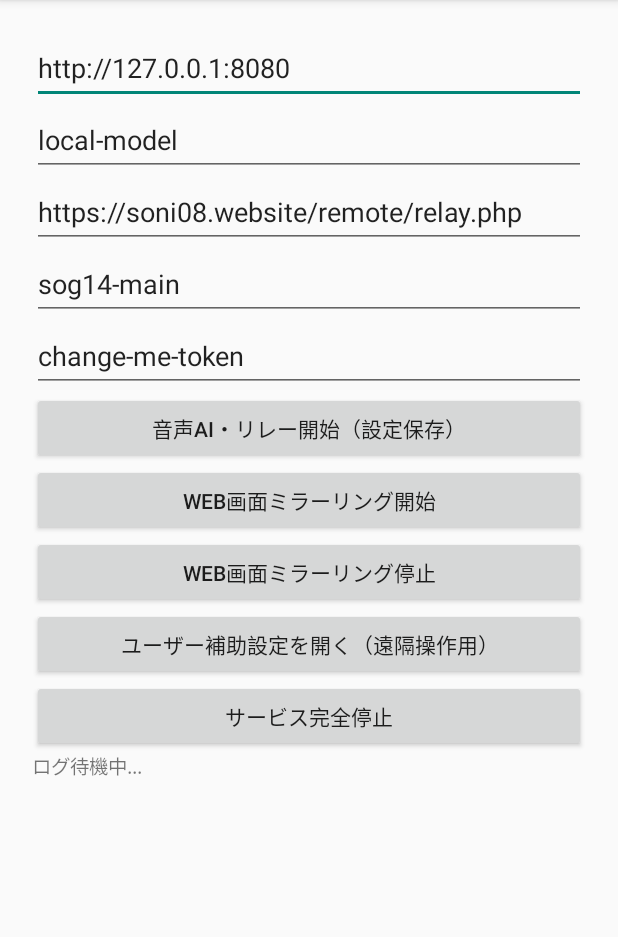
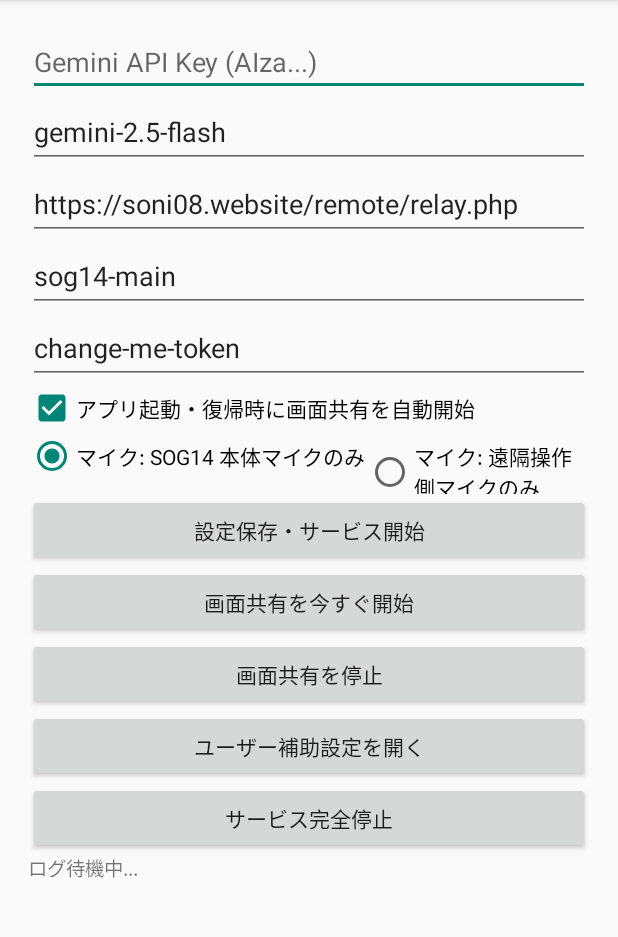
Before and after one commit to ns08/AI_SOG14, an Android app: the screen it shows after launch (MainActivity), on a phone screen of 412 x 824 dp, the part 84-1021 px from its top. Run offline under Robolectric (Android 15) with nearby library versions, the phone set to English and light mode, and no system bars; 4 statements that could not run were skipped.

Commit message:
Add files via upload

```diff
--- a/app/src/main/java/com/soni08/morseai/ui/MainActivity.kt
+++ b/app/src/main/java/com/soni08/morseai/ui/MainActivity.kt
@@ -6,34 +6,42 @@ import android.content.BroadcastReceiver
 import android.content.Context
 import android.content.Intent
 import android.content.IntentFilter
-import android.content.pm.PackageManager
 import android.media.projection.MediaProjectionManager
 import android.os.Build
 import android.os.Bundle
 import android.provider.Settings
+import android.view.WindowManager
 import android.widget.Button
+import android.widget.CheckBox
 import android.widget.EditText
 import android.widget.LinearLayout
+import android.widget.RadioButton
+import android.widget.RadioGroup
 import android.widget.ScrollView
 import android.widget.TextView
 import androidx.activity.ComponentActivity
 import androidx.activity.result.contract.ActivityResultContracts
 import androidx.core.content.ContextCompat
 import com.soni08.morseai.service.AssistantForegroundService
+import com.soni08.morseai.service.MicInputMode
 
 class MainActivity : ComponentActivity() {
 
-    private lateinit var editLocalAiUrl: EditText
-    private lateinit var editLocalAiModel: EditText
+    private lateinit var editGeminiApiKey: EditText
+    private lateinit var editGeminiModel: EditText
     private lateinit var editRelayUrl: EditText
     private lateinit var editDeviceId: EditText
     private lateinit var editToken: EditText
+    private lateinit var checkAutoShare: CheckBox
+    private lateinit var radioMicGroup: RadioGroup
+    private lateinit var radioSog14Only: RadioButton
+    private lateinit var radioControllerOnly: RadioButton
     private lateinit var textLog: TextView
 
     private val permissionLauncher = registerForActivityResult(
         ActivityResultContracts.RequestMultiplePermissions()
     ) {
-        startAssistantService()
+        startAssistantService(requestAutoShare = checkAutoShare.isChecked)
     }
 
     private val screenCaptureLauncher = registerForActivityResult(
@@ -45,11 +53,13 @@ class MainActivity : ComponentActivity() {
                 action = AssistantForegroundService.ACTION_START_SCREEN_SHARE
                 putExtra(AssistantForegroundService.EXTRA_PROJECTION_RESULT_CODE, result.resultCode)
                 putExtra(AssistantForegroundService.EXTRA_PROJECTION_DATA, result.data)
-                putExtra(AssistantForegroundService.EXTRA_LOCAL_AI_URL, editLocalAiUrl.text.toString().trim())
-                putExtra(AssistantForegroundService.EXTRA_LOCAL_AI_MODEL, editLocalAiModel.text.toString().trim())
+                putExtra(AssistantForegroundService.EXTRA_GEMINI_API_KEY, editGeminiApiKey.text.toString().trim())
+                putExtra(AssistantForegroundService.EXTRA_GEMINI_MODEL, editGeminiModel.text.toString().trim())
                 putExtra(AssistantForegroundService.EXTRA_RELAY_URL, editRelayUrl.text.toString().trim())
                 putExtra(AssistantForegroundService.EXTRA_DEVICE_ID, editDeviceId.text.toString().trim())
                 putExtra(AssistantForegroundService.EXTRA_TOKEN, editToken.text.toString().trim())
+                putExtra(AssistantForegroundService.EXTRA_MIC_MODE, currentMicMode().wireValue)
+                putExtra(AssistantForegroundService.EXTRA_AUTO_SHARE_ON_START, checkAutoShare.isChecked)
             }
             if (Build.VERSION.SDK_INT >= Build.VERSION_CODES.O) {
                 startForegroundService(intent)
@@ -71,20 +81,31 @@ class MainActivity : ComponentActivity() {
     override fun onCreate(savedInstanceState: Bundle?) {
         super.onCreate(savedInstanceState)
 
+        if (Build.VERSION.SDK_INT >= Build.VERSION_CODES.O_MR1) {
+            setShowWhenLocked(true)
+            setTurnScreenOn(true)
+        } else {
+            @Suppress("DEPRECATION")
+            window.addFlags(
+                WindowManager.LayoutParams.FLAG_SHOW_WHEN_LOCKED or
+                    WindowManager.LayoutParams.FLAG_TURN_SCREEN_ON
+            )
+        }
+
         val prefs = getSharedPreferences("morse_voice_ai_prefs", Context.MODE_PRIVATE)
 
         val root = LinearLayout(this).apply {
             orientation = LinearLayout.VERTICAL
-            setPadding(32, 32, 32, 32)
+            setPadding(28, 28, 28, 28)
         }
 
-        editLocalAiUrl = EditText(this).apply {
-            hint = "ローカルAI URL"
-            setText(prefs.getString("local_ai_url", "http://127.0.0.1:8080"))
+        editGeminiApiKey = EditText(this).apply {
+            hint = "Gemini API Key (AIza...)"
+            setText(prefs.getString("gemini_api_key", ""))
         }
-        editLocalAiModel = EditText(this).apply {
-            hint = "ローカルAI モデル名"
-            setText(prefs.getString("local_ai_model", "local-model"))
+        editGeminiModel = EditText(this).apply {
+            hint = "Gemini モデル名 (例: gemini-2.5-flash)"
+            setText(prefs.getString("gemini_model", "gemini-2.5-flash"))
         }
         editRelayUrl = EditText(this).apply {
             hint = "リレーサーバー URL"
@@ -99,35 +120,60 @@ class MainActivity : ComponentActivity() {
             setText(prefs.getString("token", "change-me-token"))
         }
 
+        checkAutoShare = CheckBox(this).apply {
+            text = "アプリ起動・復帰時に画面共有を自動開始"
+            isChecked = prefs.getBoolean("auto_share_on_start", true)
+        }
+
+        val savedMode = MicInputMode.fromWire(prefs.getString("mic_mode", MicInputMode.SOG14_ONLY.wireValue))
+        radioSog14Only = RadioButton(this).apply {
+            id = 10001
+            text = "マイク: SOG14 本体マイクのみ"
+            isChecked = savedMode == MicInputMode.SOG14_ONLY
+        }
+        radioControllerOnly = RadioButton(this).apply {
+            id = 10002
+            text = "マイク: 遠隔操作側マイクのみ"
+            isChecked = savedMode == MicInputMode.CONTROLLER_ONLY
+        }
+        radioMicGroup = RadioGroup(this).apply {
+            orientation = RadioGroup.HORIZONTAL
+            addView(radioSog14Only)
+            addView(radioControllerOnly)
+            setOnCheckedChangeListener { _, _ ->
+                savePrefs()
+                pushMicModeToService()
+            }
+        }
+
         val btnStartService = Button(this).apply {
-            text = "音声AI・リレー開始（設定保存）"
+            text = "設定保存・サービス開始"
             setOnClickListener {
                 savePrefs()
-                requestPermissionsAndStart()
+                requestPermissionsAndStart(triggerShare = checkAutoShare.isChecked)
             }
         }
 
         val btnStartMirror = Button(this).apply {
-            text = "Web画面ミラーリング開始"
+            text = "画面共有を今すぐ開始"
             setOnClickListener {
                 savePrefs()
-                startAssistantService()
+                startAssistantService(requestAutoShare = false)
                 requestScreenCapturePermission()
             }
         }
 
         val btnStopMirror = Button(this).apply {
-            text = "Web画面ミラーリング停止"
+            text = "画面共有を停止"
             setOnClickListener {
-                val stopIntent = Intent(this@MainActivity, AssistantForegroundService::class.java).apply {
+                startService(Intent(this@MainActivity, AssistantForegroundService::class.java).apply {
                     action = AssistantForegroundService.ACTION_STOP_SCREEN_SHARE
-                }
-                startService(stopIntent)
+                })
             }
         }
 
         val btnAccessibility = Button(this).apply {
-            text = "ユーザー補助設定を開く（遠隔操作用）"
+            text = "ユーザー補助設定を開く"
             setOnClickListener {
                 startActivity(Intent(Settings.ACTION_ACCESSIBILITY_SETTINGS))
             }
@@ -136,10 +182,9 @@ class MainActivity : ComponentActivity() {
         val btnStopAll = Button(this).apply {
             text = "サービス完全停止"
             setOnClickListener {
-                val stopIntent = Intent(this@MainActivity, AssistantForegroundService::class.java).apply {
+                startService(Intent(this@MainActivity, AssistantForegroundService::class.java).apply {
                     action = AssistantForegroundService.ACTION_STOP
-                }
-                startService(stopIntent)
+                })
             }
         }
 
@@ -151,11 +196,13 @@ class MainActivity : ComponentActivity() {
             addView(textLog)
         }
 
-        root.addView(editLocalAiUrl)
-        root.addView(editLocalAiModel)
+        root.addView(editGeminiApiKey)
+        root.addView(editGeminiModel)
         root.addView(editRelayUrl)
         root.addView(editDeviceId)
         root.addView(editToken)
+        root.addView(checkAutoShare)
+        root.addView(radioMicGroup)
         root.addView(btnStartService)
         root.addView(btnStartMirror)
         root.addView(btnStopMirror)
@@ -168,7 +215,22 @@ class MainActivity : ComponentActivity() {
         ))
 
         setContentView(root)
-        requestPermissionsAndStart()
+        handleIncomingIntentAction(intent)
+        requestPermissionsAndStart(triggerShare = checkAutoShare.isChecked)
+    }
+
+    override fun onNewIntent(intent: Intent) {
+        super.onNewIntent(intent)
+        setIntent(intent)
+        handleIncomingIntentAction(intent)
+    }
+
+    private fun handleIncomingIntentAction(intent: Intent?) {
+        if (intent?.action == AssistantForegroundService.ACTION_REQUEST_SCREEN_SHARE_UI) {
+            if (!AssistantForegroundService.isScreenSharingActive()) {
+                requestScreenCapturePermission()
+            }
+        }
     }
 
     override fun onStart() {
@@ -190,17 +252,35 @@ class MainActivity : ComponentActivity() {
         super.onStop()
     }
 
+    private fun currentMicMode(): MicInputMode {
+        return if (radioControllerOnly.isChecked) MicInputMode.CONTROLLER_ONLY else MicInputMode.SOG14_ONLY
+    }
+
     private fun savePrefs() {
         getSharedPreferences("morse_voice_ai_prefs", Context.MODE_PRIVATE).edit()
-            .putString("local_ai_url", editLocalAiUrl.text.toString().trim())
-            .putString("local_ai_model", editLocalAiModel.text.toString().trim())
+            .putString("gemini_api_key", editGeminiApiKey.text.toString().trim())
+            .putString("gemini_model", editGeminiModel.text.toString().trim())
             .putString("relay_url", editRelayUrl.text.toString().trim())
             .putString("device_id", editDeviceId.text.toString().trim())
             .putString("token", editToken.text.toString().trim())
+            .putBoolean("auto_share_on_start", checkAutoShare.isChecked)
+            .putString("mic_mode", currentMicMode().wireValue)
             .apply()
     }
 
-    private fun requestPermissionsAndStart() {
+    private fun pushMicModeToService() {
+        val intent = Intent(this, AssistantForegroundService::class.java).apply {
+            action = AssistantForegroundService.ACTION_SET_MIC_MODE
+            putExtra(AssistantForegroundService.EXTRA_MIC_MODE, currentMicMode().wireValue)
+        }
+        if (Build.VERSION.SDK_INT >= Build.VERSION_CODES.O) {
+            startForegroundService(intent)
+        } else {
+            startService(intent)
+        }
+    }
+
+    private fun requestPermissionsAndStart(triggerShare: Boolean) {
         val perms = mutableListOf(
             Manifest.permission.RECORD_AUDIO,
             Manifest.permission.READ_PHONE_STATE,
@@ -219,19 +299,21 @@ class MainActivity : ComponentActivity() {
             ContextCompat.checkSelfPermission(this, it) != PackageManager.PERMISSION_GRANTED
         }
         if (missing.isEmpty()) {
-            startAssistantService()
+            startAssistantService(requestAutoShare = triggerShare)
         } else {
             permissionLauncher.launch(missing.toTypedArray())
         }
     }
 
-    private fun startAssistantService() {
+    private fun startAssistantService(requestAutoShare: Boolean) {
         val intent = Intent(this, AssistantForegroundService::class.java).apply {
-            putExtra(AssistantForegroundService.EXTRA_LOCAL_AI_URL, editLocalAiUrl.text.toString().trim())
-            putExtra(AssistantForegroundService.EXTRA_LOCAL_AI_MODEL, editLocalAiModel.text.toString().trim())
+            putExtra(AssistantForegroundService.EXTRA_GEMINI_API_KEY, editGeminiApiKey.text.toString().trim())
+            putExtra(AssistantForegroundService.EXTRA_GEMINI_MODEL, editGeminiModel.text.toString().trim())
             putExtra(AssistantForegroundService.EXTRA_RELAY_URL, editRelayUrl.text.toString().trim())
             putExtra(AssistantForegroundService.EXTRA_DEVICE_ID, editDeviceId.text.toString().trim())
             putExtra(AssistantForegroundService.EXTRA_TOKEN, editToken.text.toString().trim())
+            putExtra(AssistantForegroundService.EXTRA_MIC_MODE, currentMicMode().wireValue)
+            putExtra(AssistantForegroundService.EXTRA_AUTO_SHARE_ON_START, requestAutoShare)
         }
         if (Build.VERSION.SDK_INT >= Build.VERSION_CODES.O) {
             startForegroundService(intent)
```
